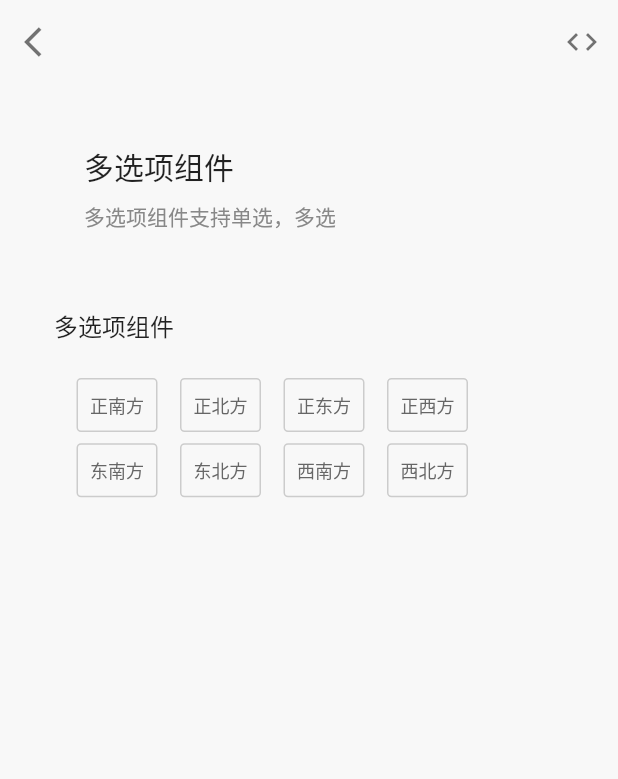
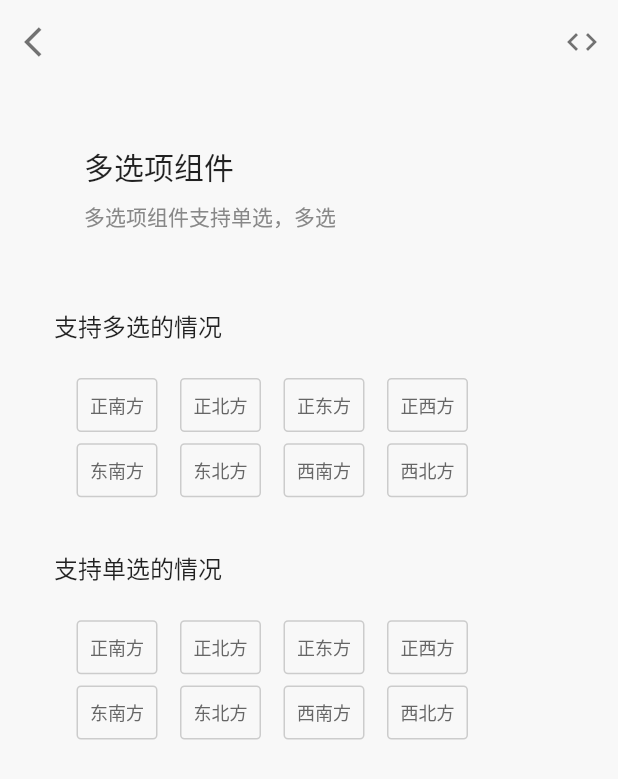
Before and after one commit to fengxing1234/widget, a Flutter app: the screen it shows after launch, after a tap on "表单", after a tap on "基础组件", after a tap on "多选项组件", on a phone screen of 412 x 824 dp. Shown: the top 779 px of the screen. Run offline on Flutter 3.47's test engine with Material 2 defaults, Android fonts, the phone set to English and light mode, and no system bars; our stand-ins replace string_scanner.

Commit message:
修改基础组件中的多选项组件

```diff
--- a/example/lib/options/options_demo.dart
+++ b/example/lib/options/options_widget_demo.dart
@@ -3,12 +3,12 @@ import 'package:example/layout/title_widget.dart';
 import 'package:flutter/material.dart';
 import 'package:widget/widget.dart';
 
-class OptionsDemo extends StatefulWidget{
+class OptionsWidgetDemo extends StatefulWidget{
   @override
   _OptionsDemoState createState() => _OptionsDemoState();
 }
 
-class _OptionsDemoState extends State<OptionsDemo>{
+class _OptionsDemoState extends State<OptionsWidgetDemo>{
   static final List<Map> dataList = [
     {'name':'正南方', 'value': '100'},
     {'name':'正北方', 'value': '200'},
@@ -27,15 +27,33 @@ class _OptionsDemoState extends State<OptionsDemo>{
       child: Container(
         child: Column(
           children: [
-            TitleWidget('多选项组件'),
+            TitleWidget('支持多选的情况'),
             Padding(
               padding: EdgeInsets.all(15),
               child: ExpandMoreContentItem(
                 isFirstExpandTop: true,
                 isSetFirst: false,
                 isExpand: true,
-                /// 控制单选或者多选：single
                 single: false,
+                models: ExpandModelList.formJson(dataList).list,
+                expandTop: (list) {
+                  if (list.isEmpty) {
+                    return Future.value('');
+                  }
+                  print(list.map((a) => a.name + ' = ' + a.value));
+                  String sss = list[0].value;
+                  return Future.value(list[0].value);
+                },
+              ),
+            ),
+            Gaps.vGap10,
+            TitleWidget('支持单选的情况'),
+            Padding(
+              padding: EdgeInsets.all(15),
+              child: ExpandMoreContentItem(
+                isFirstExpandTop: true,
+                isSetFirst: false,
+                isExpand: true,
                 models: ExpandModelList.formJson(dataList).list,
                 expandTop: (list) {
                   if (list.isEmpty) {
--- a/example/lib/routes.dart
+++ b/example/lib/routes.dart
@@ -1,7 +1,8 @@
 import 'package:example/base_widget.dart';
 import 'package:example/button/custom_button_demo.dart';
+import 'package:example/expands/expands_widget_demo.dart';
 import 'package:example/loading/loading_widget_demo.dart';
-import 'package:example/options/options_demo.dart';
+import 'package:example/options/options_widget_demo.dart';
 import 'package:example/switch/switch_widget_demo.dart';
 import 'package:flutter/material.dart';
 
@@ -35,6 +36,10 @@ final routeLists = [
       {
         'title': '多功能按钮组件',
         'url': '/rotationBtnWidget'
+      },
+      {
+        'title': '折叠组件',
+        'url': '/expandsWidget'
       },
     ]
   },
@@ -75,5 +80,7 @@ final routes = <String, WidgetBuilder>{
 
   '/loading':(_)=>BaseWidget('Loading加载框示例', 'lib/loading/loading_widget_demo', LoadingWidgetDemo()),
 
-  '/optionsWidget':(_)=>BaseWidget('Expands示例', 'lib/options/options_demo', OptionsDemo()),
+  '/optionsWidget':(_)=>BaseWidget('Options示例', 'lib/options/options_widget_demo', OptionsWidgetDemo()),
+
+  '/expandsWidget':(_)=>BaseWidget('Expands示例', 'lib/expands/expands_widget_demo', ExpandsWidgetDemo()),
 };
--- a/example/pubspec.yaml
+++ b/example/pubspec.yaml
@@ -50,11 +50,13 @@ flutter:
   # To add assets to your application, add an assets section, like this:
   assets:
       - assets/images/
+      - ../assets/images/
       - assets/images/index-icon/
       - lib/button/
       - lib/switch/
       - lib/loading/
       - lib/options/
+      - lib/expands/
 
   # An image asset can refer to one or more resolution-specific "variants", see
   # https://flutter.dev/assets-and-images/#resolution-aware.
```
Also changed, not shown: example/lib/expands/expands_widget_demo.dart (added, +96 -0 lines), lib/library/expands/surver_expansion_view.dart (+5 -7 lines), example/assets/images/icon_bottom_new.png (added), example/assets/images/icon_top.png (added).
